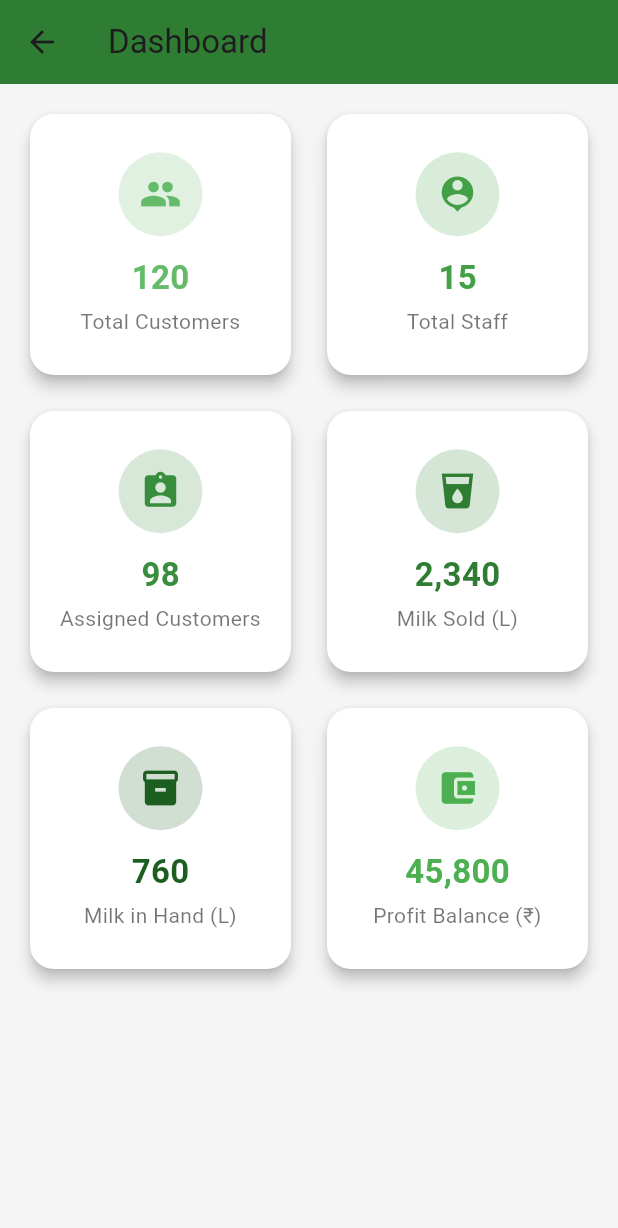
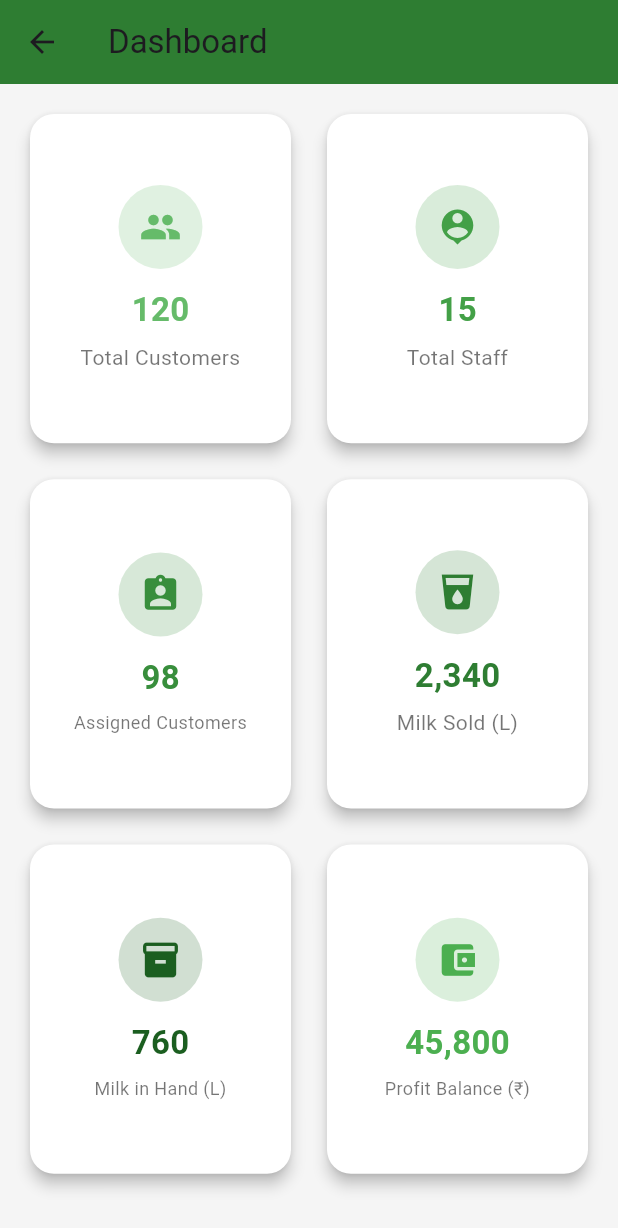
Before and after one commit to cholaidev/ap_ui, a Flutter app: the DashboardPage screen opened by its route, on a phone screen of 412 x 824 dp. Shown: the top 1228 px of the screen. Run offline on Flutter 3.47's test engine with Material 3 defaults, Android fonts, the phone set to English and light mode, and no system bars; our stand-ins replace equatable, flutter_bloc, flutter_dotenv, google_fonts, hydrated_bloc.

Commit message:
restore issue fixed

```diff
--- a/lib/auth/bloc/auth_bloc.dart
+++ b/lib/auth/bloc/auth_bloc.dart
@@ -104,10 +104,12 @@ class AuthBloc extends HydratedBloc<AuthEvent, AuthState> {
   @override
   AuthState? fromJson(Map<String, dynamic> json) {
     try {
-      final user = json['user'];
+      final user = UserModel.fromJson(json['user']);
       final token = json['token'];
 
       if (user != null && token != null) {
+        final authManager = AuthManager();
+        authManager.setSession(Authenticated(user, token));
         return Authenticated(user, token);
       }
       return Unauthenticated();
--- a/lib/dashboard/dashboard.dart
+++ b/lib/dashboard/dashboard.dart
@@ -17,6 +17,10 @@ class DashboardPage extends StatelessWidget {
           crossAxisCount: 2,
           crossAxisSpacing: 16,
           mainAxisSpacing: 16,
+
+          // 🔥 More height to completely stop overflow
+          childAspectRatio: 0.80,
+
           children: const [
             _DashboardCard(
               title: "Total Customers",
@@ -90,20 +94,31 @@ class _DashboardCard extends StatelessWidget {
               radius: 28,
               child: Icon(icon, color: color, size: 28),
             ),
+
             const SizedBox(height: 12),
-            Text(
-              value,
-              style: TextStyle(
-                fontSize: 22,
-                fontWeight: FontWeight.bold,
-                color: color,
+
+            FittedBox(
+              child: Text(
+                value,
+                style: TextStyle(
+                  fontSize: 22,
+                  fontWeight: FontWeight.bold,
+                  color: color,
+                ),
               ),
             ),
-            const SizedBox(height: 4),
+
+            const SizedBox(height: 6),
+
             Text(
               title,
               textAlign: TextAlign.center,
-              style: const TextStyle(fontSize: 14, color: Colors.black54),
+              maxLines: 2,
+              overflow: TextOverflow.ellipsis,
+              style: TextStyle(
+                fontSize: title.length > 15 ? 12 : 14,
+                color: Colors.black54,
+              ),
             ),
           ],
         ),
```
Also changed, not shown: 1 other file.
